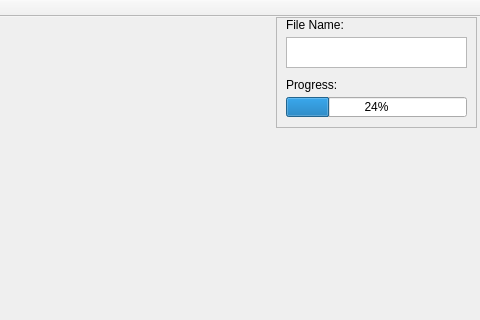
rockhowse/polyworld-agent, file polyworldagent.ui: the form before one commit; both pictures show x 274 to 754 and y 0 to 320 of the 754 by 537 pixel window.
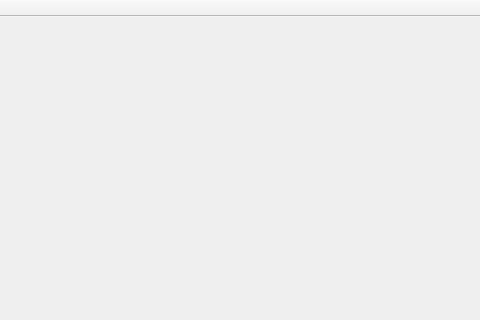
The form after the commit.

Diff of the .ui file:
```diff
--- a/polyworldagent.ui
+++ b/polyworldagent.ui
@@ -13,76 +13,7 @@
   <property name="windowTitle">
    <string>PolyworldAgent</string>
   </property>
-  <widget class="QWidget" name="centralWidget">
-   <widget class="QFrame" name="frame">
-    <property name="geometry">
-     <rect>
-      <x>550</x>
-      <y>0</y>
-      <width>201</width>
-      <height>111</height>
-     </rect>
-    </property>
-    <property name="frameShape">
-     <enum>QFrame::StyledPanel</enum>
-    </property>
-    <property name="frameShadow">
-     <enum>QFrame::Raised</enum>
-    </property>
-    <widget class="QProgressBar" name="progressBar">
-     <property name="geometry">
-      <rect>
-       <x>10</x>
-       <y>80</y>
-       <width>181</width>
-       <height>20</height>
-      </rect>
-     </property>
-     <property name="value">
-      <number>24</number>
-     </property>
-    </widget>
-    <widget class="QPlainTextEdit" name="world_file_name">
-     <property name="geometry">
-      <rect>
-       <x>10</x>
-       <y>20</y>
-       <width>181</width>
-       <height>31</height>
-      </rect>
-     </property>
-     <property name="readOnly">
-      <bool>true</bool>
-     </property>
-    </widget>
-    <widget class="QLabel" name="lbl_file_name">
-     <property name="geometry">
-      <rect>
-       <x>10</x>
-       <y>0</y>
-       <width>71</width>
-       <height>16</height>
-      </rect>
-     </property>
-     <property name="text">
-      <string>File Name:</string>
-     </property>
-    </widget>
-    <widget class="QLabel" name="lbl_progress">
-     <property name="geometry">
-      <rect>
-       <x>10</x>
-       <y>60</y>
-       <width>57</width>
-       <height>15</height>
-      </rect>
-     </property>
-     <property name="text">
-      <string>Progress:</string>
-     </property>
-    </widget>
-   </widget>
-  </widget>
+  <widget class="QWidget" name="centralWidget"/>
   <widget class="QMenuBar" name="menuBar">
    <property name="geometry">
     <rect>
```
